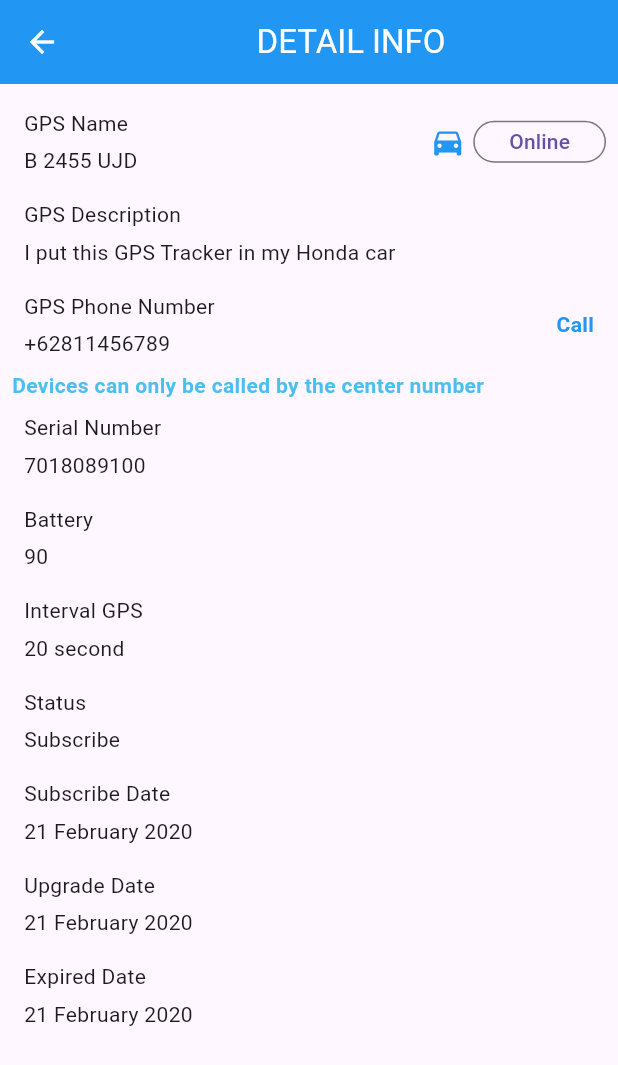
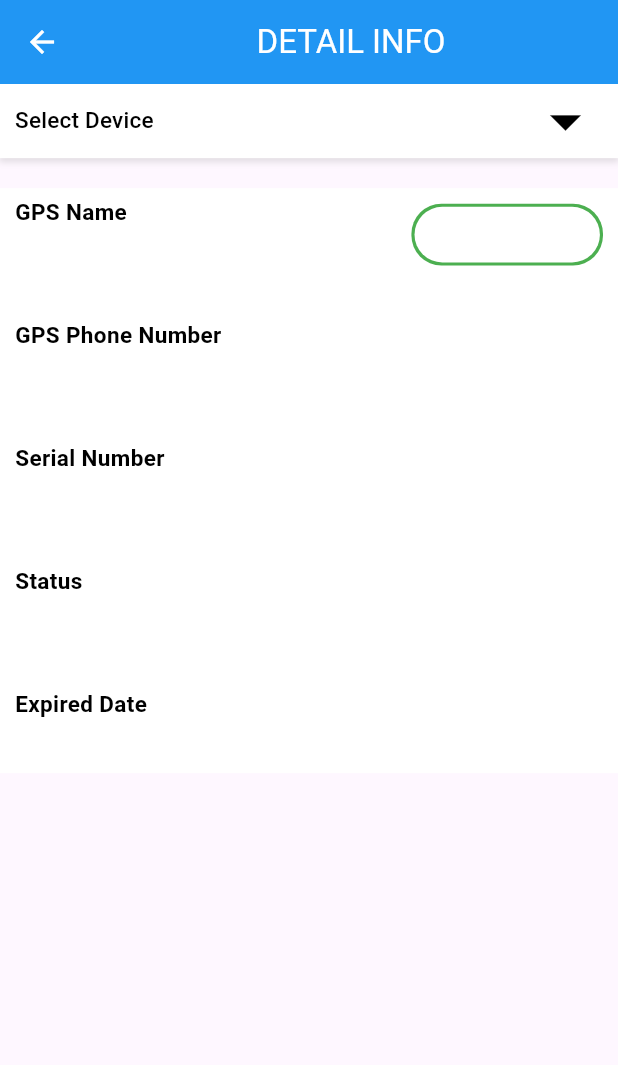
Before and after one commit to Trihz/flemoo_app, a Flutter app: the DetailInfo screen opened directly, on a phone screen of 412 x 824 dp. Shown: the top 1065 px of the screen. Run offline on Flutter 3.47's test engine with Material 3 defaults, Android fonts, the phone set to English and light mode, and no system bars; our stand-ins replace firebase_core, flutter_map, latlong2; missing offline and left inert: blurry_modal_progress_hud; accounts and stored records are empty; network calls fail.

Commit message:
Detail info logic

```diff
--- a/lib/Home/homepage.dart
+++ b/lib/Home/homepage.dart
@@ -1,4 +1,4 @@
-// ignore_for_file: prefer_const_constructors, prefer_const_literals_to_create_immutables, avoid_print
+// ignore_for_file: prefer_const_constructors, prefer_const_literals_to_create_immutables, avoid_print, must_be_immutable
 
 import 'dart:convert';
 
@@ -18,7 +18,6 @@ import '../Edit/edit_device.dart';
 import '../Fuel/fuel_efficiency.dart';
 import '../Info/detail_info.dart';
 import '../command_history.dart';
-import '../overview.dart';
 import 'package:http/http.dart' as http;
 
 class MyHomePage extends StatefulWidget {
--- a/lib/Info/detail_info.dart
+++ b/lib/Info/detail_info.dart
@@ -1,6 +1,9 @@
-// ignore_for_file: prefer_const_constructors, prefer_const_literals_to_create_immutables
+// ignore_for_file: prefer_const_constructors, prefer_const_literals_to_create_immutables, avoid_print
+
+import 'dart:convert';
 
 import 'package:flutter/material.dart';
+import 'package:http/http.dart' as http;
 
 class DetailInfo extends StatefulWidget {
   const DetailInfo({super.key});
@@ -11,6 +14,271 @@ class DetailInfo extends StatefulWidget {
 
 class _DetailInfo extends State<DetailInfo> {
   Color mainColor = Colors.blue;
+
+  /// DEVICES PARAMETERS
+  List<String> devicesNames = ["Select Device"];
+  String selectedDevice = "Select Device";
+  List<Map<String, dynamic>> devices = [];
+
+  /// DEVICE DETAILS TO BE DISPLAYED
+  String deviceName = "";
+  String deviceNumber = "";
+  String deviceSerialNumber = "";
+  String deviceStatus = "";
+  String deviceExpirationDate = "";
+
+  /// API PARAMETERS
+  String devicesURL = "https://devfleemooservice.trackafrik.com/api/devices";
+  var usernameAuth = 'admin';
+  var passwordAuth = 'AdminFleemoo1234';
+  String basicAuth = '';
+
+  /// ALL DEVICES DROPDOWN
+  Widget devicesDropdown() {
+    return DropdownButtonHideUnderline(
+      child: Container(
+        height: MediaQuery.of(context).size.height * 0.06,
+        width: MediaQuery.of(context).size.width * 1,
+        padding: const EdgeInsets.only(left: 10, right: 10),
+        decoration: BoxDecoration(
+          color: Colors.white,
+          boxShadow: [
+            BoxShadow(
+              color: Colors.grey.withOpacity(0.3),
+              offset: const Offset(0, 2),
+              blurRadius: 3,
+              spreadRadius: 1,
+            ),
+          ],
+        ),
+        child: DropdownButton<String>(
+          value: selectedDevice,
+          hint: Text("Select Geofence"),
+          iconEnabledColor: Colors.black,
+          iconSize: 50,
+          dropdownColor: Color.fromRGBO(255, 255, 255, 1),
+          items: devicesNames.map((String value) {
+            return DropdownMenuItem<String>(
+              value: value,
+              child: Text(
+                value,
+                style: TextStyle(
+                  color: Colors.black,
+                  fontWeight: FontWeight.w500,
+                  fontSize: 15,
+                ),
+              ),
+            );
+          }).toList(),
+          onChanged: (newValue) {
+            setState(() {
+              selectedDevice = newValue!;
+              getDevice(selectedDevice);
+            });
+          },
+        ),
+      ),
+    );
+  }
+
+  /// DEVICES DETAILS
+  Widget deviceDetails() {
+    return Container(
+      decoration: BoxDecoration(color: Colors.white),
+      margin: const EdgeInsets.only(top: 20),
+      child: Column(
+        children: [
+          Container(
+            width: MediaQuery.of(context).size.width * 1,
+            padding:
+                const EdgeInsets.only(left: 10, right: 10, top: 5, bottom: 5),
+            decoration: BoxDecoration(
+              color: Colors.transparent,
+            ),
+            child: Row(
+              mainAxisAlignment: MainAxisAlignment.spaceBetween,
+              children: [
+                Container(
+                  width: MediaQuery.of(context).size.width * 0.6,
+                  decoration: BoxDecoration(
+                    color: Colors.transparent,
+                  ),
+                  child: Column(children: [
+                    Align(
+                        alignment: Alignment.centerLeft,
+                        child: Text("GPS Name",
+                            style: TextStyle(
+                                color: Colors.black,
+                                fontSize: 15,
+                                fontWeight: FontWeight.w600))),
+                    SizedBox(height: 10),
+                    Align(
+                      alignment: Alignment.centerLeft,
+                      child: Text(
+                        deviceName,
+                        style: TextStyle(
+                            color: Colors.black,
+                            fontSize: 15,
+                            fontWeight: FontWeight.w400),
+                      ),
+                    )
+                  ]),
+                ),
+                Container(
+                  height: MediaQuery.of(context).size.height * 0.05,
+                  width: MediaQuery.of(context).size.width * 0.31,
+                  decoration: BoxDecoration(
+                      color: Colors.green,
+                      borderRadius: BorderRadius.all(Radius.circular(20))),
+                  child: Center(
+                    child: Container(
+                        height: MediaQuery.of(context).size.height * 0.045,
+                        width: MediaQuery.of(context).size.width * 0.3,
+                        decoration: BoxDecoration(
+                            color: Colors.white,
+                            borderRadius:
+                                BorderRadius.all(Radius.circular(20))),
+                        child: Row(
+                          mainAxisAlignment: MainAxisAlignment.spaceEvenly,
+                          children: [
+                            Text(deviceStatus,
+                                style: TextStyle(
+                                    color: Colors.green,
+                                    fontSize: 17,
+                                    fontWeight: FontWeight.w700))
+                          ],
+                        )),
+                  ),
+                ),
+              ],
+            ),
+          ),
+          SizedBox(height: 20),
+          Container(
+            width: MediaQuery.of(context).size.width * 1,
+            padding:
+                const EdgeInsets.only(left: 10, right: 10, top: 5, bottom: 5),
+            decoration: BoxDecoration(
+              color: Colors.transparent,
+            ),
+            child: Column(children: [
+              Align(
+                  alignment: Alignment.centerLeft,
+                  child: Text("GPS Phone Number",
+                      style: TextStyle(
+                          color: Colors.black,
+                          fontSize: 15,
+                          fontWeight: FontWeight.w600))),
+              SizedBox(height: 10),
+              Align(
+                alignment: Alignment.centerLeft,
+                child: Text(
+                  deviceNumber,
+                  style: TextStyle(
+                      color: Colors.black,
+                      fontSize: 15,
+                      fontWeight: FontWeight.w400),
+                ),
+              )
+            ]),
+          ),
+          SizedBox(height: 20),
+          Container(
+            width: MediaQuery.of(context).size.width * 1,
+            padding:
+                const EdgeInsets.only(left: 10, right: 10, top: 5, bottom: 5),
+            decoration: BoxDecoration(
+              color: Colors.transparent,
+            ),
+            child: Column(children: [
+              Align(
+                  alignment: Alignment.centerLeft,
+                  child: Text("Serial Number",
+                      style: TextStyle(
+                          color: Colors.black,
+                          fontSize: 15,
+                          fontWeight: FontWeight.w600))),
+              SizedBox(height: 10),
+              Align(
+                alignment: Alignment.centerLeft,
+                child: Text(
+                  deviceSerialNumber,
+                  style: TextStyle(
+                      color: Colors.black,
+                      fontSize: 15,
+                      fontWeight: FontWeight.w400),
+                ),
+              )
+            ]),
+          ),
+          SizedBox(height: 20),
+          Container(
+            width: MediaQuery.of(context).size.width * 1,
+            padding:
+                const EdgeInsets.only(left: 10, right: 10, top: 5, bottom: 5),
+            decoration: BoxDecoration(
+              color: Colors.transparent,
+            ),
+            child: Column(children: [
+              Align(
+                  alignment: Alignment.centerLeft,
+                  child: Text("Status",
+                      style: TextStyle(
+                          color: Colors.black,
+                          fontSize: 15,
+                          fontWeight: FontWeight.w600))),
+              SizedBox(height: 10),
+              Align(
+                alignment: Alignment.centerLeft,
+                child: Text(
+                  deviceStatus,
+                  style: TextStyle(
+                      color: Colors.black,
+                      fontSize: 15,
+                      fontWeight: FontWeight.w400),
+                ),
+              )
+            ]),
+          ),
+          SizedBox(height: 20),
+          Container(
+            width: MediaQuery.of(context).size.width * 1,
+            padding:
+                const EdgeInsets.only(left: 10, right: 10, top: 5, bottom: 5),
+            decoration: BoxDecoration(
+              color: Colors.transparent,
+            ),
+            child: Column(children: [
+              Align(
+                  alignment: Alignment.centerLeft,
+                  child: Text("Expired Date",
+                      style: TextStyle(
+                          color: Colors.black,
+                          fontSize: 15,
+                          fontWeight: FontWeight.w600))),
+              SizedBox(height: 10),
+              Align(
+                alignment: Alignment.centerLeft,
+                child: Text(
+                  deviceExpirationDate,
+                  style: TextStyle(
+                      color: Colors.black,
+                      fontSize: 15,
+                      fontWeight: FontWeight.w400),
+                ),
+              )
+            ]),
+          )
+        ],
+      ),
+    );
+  }
+
+  @override
+  void initState() {
+    initialFunction();
+    super.initState();
+  }
 
   @override
   Widget build(BuildContext context) {
@@ -28,185 +296,60 @@ class _DetailInfo extends State<DetailInfo> {
         foregroundColor: Colors.white,
         backgroundColor: mainColor,
       ),
-      body: SingleChildScrollView(
-        child: Padding(
-          padding: const EdgeInsets.all(8.0),
-          child:
-              Column(crossAxisAlignment: CrossAxisAlignment.start, children: [
-            Row(
-              mainAxisAlignment: MainAxisAlignment.spaceBetween,
-              children: [
-                Padding(
-                  padding: const EdgeInsets.all(8.0),
-                  child: Column(
-                      crossAxisAlignment: CrossAxisAlignment.start,
-                      children: [
-                        Text('GPS Name'),
-                        SizedBox(
-                          height: 5,
-                        ),
-                        Text('B 2455 UJD')
-                      ]),
-                ),
-                Row(
-                  children: [
-                    Icon(
-                      Icons.directions_car,
-                      color: mainColor,
-                    ),
-                    SizedBox(
-                      width: 5,
-                    ),
-                    Container(
-                        height: 28,
-                        decoration: BoxDecoration(),
-                        child: OutlinedButton(
-                            onPressed: () {}, child: Text('Online')))
-                  ],
-                ),
-              ],
-            ),
-            Padding(
-              padding: const EdgeInsets.all(8.0),
-              child: Column(
-                crossAxisAlignment: CrossAxisAlignment.start,
-                children: [
-                  Text('GPS Description'),
-                  SizedBox(
-                    height: 5,
-                  ),
-                  Text('I put this GPS Tracker in my Honda car')
-                ],
-              ),
-            ),
-            Row(
-              mainAxisAlignment: MainAxisAlignment.spaceBetween,
-              children: [
-                Padding(
-                  padding: const EdgeInsets.all(8.0),
-                  child: Column(
-                    crossAxisAlignment: CrossAxisAlignment.start,
-                    children: [
-                      Text('GPS Phone Number'),
-                      SizedBox(
-                        height: 5,
-                      ),
-                      Text('+62811456789')
-                    ],
-                  ),
-                ),
-                Padding(
-                  padding: const EdgeInsets.all(8.0),
-                  child: Text(
-                    'Call',
-                    style: TextStyle(
-                      color: mainColor,
-                      fontWeight: FontWeight.bold,
-                    ),
-                  ),
-                )
-              ],
-            ),
-            Text(
-              'Devices can only be called by the center number',
-              style: TextStyle(
-                  color: Color.fromARGB(192, 16, 173, 235),
-                  fontWeight: FontWeight.bold),
-            ),
-            Padding(
-              padding: const EdgeInsets.all(8.0),
-              child: Column(
-                crossAxisAlignment: CrossAxisAlignment.start,
-                children: [
-                  Text('Serial Number'),
-                  SizedBox(
-                    height: 5,
-                  ),
-                  Text('7018089100')
-                ],
-              ),
-            ),
-            Padding(
-              padding: const EdgeInsets.all(8.0),
-              child: Column(
-                crossAxisAlignment: CrossAxisAlignment.start,
-                children: [
-                  Text('Battery'),
-                  SizedBox(
-                    height: 5,
-                  ),
-                  Text('90')
-                ],
-              ),
-            ),
-            Padding(
-              padding: const EdgeInsets.all(8.0),
-              child: Column(
-                crossAxisAlignment: CrossAxisAlignment.start,
-                children: [
-                  Text('Interval GPS'),
-                  SizedBox(
-                    height: 5,
-                  ),
-                  Text('20 second')
-                ],
-              ),
-            ),
-            Padding(
-              padding: const EdgeInsets.all(8.0),
-              child: Column(
-                crossAxisAlignment: CrossAxisAlignment.start,
-                children: [
-                  Text('Status'),
-                  SizedBox(
-                    height: 5,
-                  ),
-                  Text('Subscribe')
-                ],
-              ),
-            ),
-            Padding(
-              padding: const EdgeInsets.all(8.0),
-              child: Column(
-                crossAxisAlignment: CrossAxisAlignment.start,
-                children: [
-                  Text('Subscribe Date'),
-                  SizedBox(
-                    height: 5,
-                  ),
-                  Text('21 February 2020')
-                ],
-              ),
-            ),
-            Padding(
-              padding: const EdgeInsets.all(8.0),
-              child: Column(
-                crossAxisAlignment: CrossAxisAlignment.start,
-                children: [
-                  Text('Upgrade Date'),
-                  SizedBox(
-                    height: 5,
-                  ),
-                  Text('21 February 2020')
-                ],
-              ),
-            ),
-            Padding(
-              padding: const EdgeInsets.all(8.0),
-              child: Column(
-                crossAxisAlignment: CrossAxisAlignment.start,
-                children: [
-                  Text('Expired Date'),
-                  SizedBox(
-                    height: 5,
-                  ),
-                  Text('21 February 2020')
-                ],
-              ),
-            ),
-          ]),
-        ),
+      body: Column(
+        children: [devicesDropdown(), deviceDetails()],
       ),
     );
   }
+
+  /// INITIAL FUNCTION
+  void initialFunction() async {
+    await getDeviceDetails();
+  }
+
+  /// GET DEVICE DETAILS (FROM DATABASE)
+  Future<void> getDeviceDetails() async {
+    final apiURL = Uri.parse(devicesURL);
+    basicAuth =
+        'Basic ${base64Encode(utf8.encode('$usernameAuth:$passwordAuth'))}';
+    try {
+      final response = await http
+          .get(apiURL, headers: <String, String>{'authorization': basicAuth});
+      if (response.statusCode == 200) {
+        List<dynamic> deviceDetails = json.decode(response.body);
+
+        for (var device in deviceDetails) {
+          setState(() {
+            devices.add(device);
+            devicesNames.add(device['name']);
+          });
+        }
+
+        print(devicesNames);
+      }
+    } catch (e) {
+      print(e);
+    }
+  }
+
+  /// QUERY DEVICE(FROM STORED LIST)
+  void getDevice(String name) {
+    for (var device in devices) {
+      if (name == device['name']) {
+        setState(() {
+          deviceName = device['name'] ?? "";
+          deviceNumber = device['phone'] ?? "";
+          deviceSerialNumber = device['uniqueId'] ?? "";
+          deviceStatus = device['status'] ?? "";
+          deviceExpirationDate = device['expirationTime'] ?? "";
+        });
+
+        print(deviceName);
+        print(deviceNumber);
+        print(deviceSerialNumber);
+        print(deviceStatus);
+        print(deviceExpirationDate);
+      }
+    }
+  }
 }
--- a/lib/Location/history_gps.dart
+++ b/lib/Location/history_gps.dart
@@ -12,10 +12,10 @@ enum HistoryDate { Today, Yesterday, Other }
 HistoryDate selectedDate = HistoryDate.Other;
 
 class _HistoryGps extends State<HistoryGps> {
+  Color mainColor = Colors.blue;
+
   @override
   Widget build(BuildContext context) {
-    // TODO: implement build
-    final ThemeData theme = Theme.of(context);
     return Scaffold(
         appBar: AppBar(
           leading: IconButton(
@@ -24,32 +24,32 @@ class _HistoryGps extends State<HistoryGps> {
                 context,
               );
             },
-            icon: Icon(Icons.arrow_back),
+            icon: const Icon(Icons.arrow_back),
           ),
-          title: Center(child: Text('HISTORY GPS')),
-          backgroundColor: theme.primaryColor,
+          title: const Center(child: Text('HISTORY GPS')),
+          backgroundColor: mainColor,
           foregroundColor: Colors.white,
         ),
         body: Padding(
           padding: const EdgeInsets.all(16.0),
           child:
               Column(crossAxisAlignment: CrossAxisAlignment.start, children: [
-            Text('Icon'),
+            const Text('Icon'),
             Column(children: [
               RadioListTile<HistoryDate>(
-                title: Row(children: [Text('Today')]),
+                title: const Row(children: [Text('Today')]),
                 value: HistoryDate.Today,
                 groupValue: selectedDate,
                 onChanged: (value) {},
               ),
               RadioListTile<HistoryDate>(
-                title: Row(children: [Text('Yesterday')]),
+                title: const Row(children: [Text('Yesterday')]),
                 value: HistoryDate.Yesterday,
                 groupValue: selectedDate,
                 onChanged: (value) {},
               ),
               RadioListTile<HistoryDate>(
-                title: Row(children: [Text('Other')]),
+                title: const Row(children: [Text('Other')]),
                 value: HistoryDate.Other,
                 groupValue: selectedDate,
                 onChanged: (value) {},
@@ -59,10 +59,8 @@ class _HistoryGps extends State<HistoryGps> {
               decoration: InputDecoration(
                 labelText: 'Select Date',
                 suffixIcon: IconButton(
-                  icon: Icon(Icons.date_range),
-                  onPressed: () {
-                    // Handle icon button press
-                  },
+                  icon: const Icon(Icons.date_range),
+                  onPressed: () {},
                 ),
               ),
             ),
@@ -70,32 +68,27 @@ class _HistoryGps extends State<HistoryGps> {
               decoration: InputDecoration(
                 labelText: 'Select Type',
                 suffixIcon: IconButton(
-                  icon: Icon(Icons.arrow_drop_down),
+                  icon: const Icon(Icons.arrow_drop_down),
                   onPressed: () {
                     // Handle icon button press
                   },
                 ),
               ),
             ),
-            SizedBox(
+            const SizedBox(
               height: 20,
             ),
             Container(
               width: MediaQuery.of(context).size.width,
-              decoration: BoxDecoration(),
+              decoration: const BoxDecoration(),
               child: ElevatedButton(
                   style: ButtonStyle(
                       backgroundColor:
                           MaterialStateProperty.all<Color>(Colors.blue),
                       foregroundColor:
                           MaterialStateProperty.all<Color>(Colors.white)),
-                  onPressed: () {
-                    Navigator.push(
-                      context,
-                      MaterialPageRoute(builder: (context) => History()),
-                    );
-                  },
-                  child: Text('SEARCH')),
+                  onPressed: () {},
+                  child: const Text('SEARCH')),
             ),
           ]),
         ));
```
